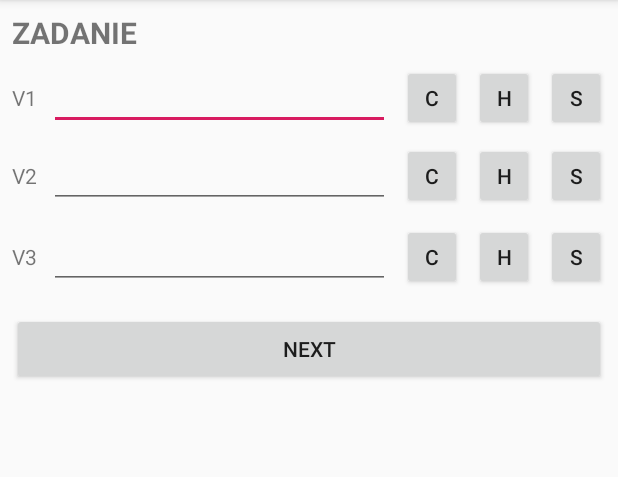
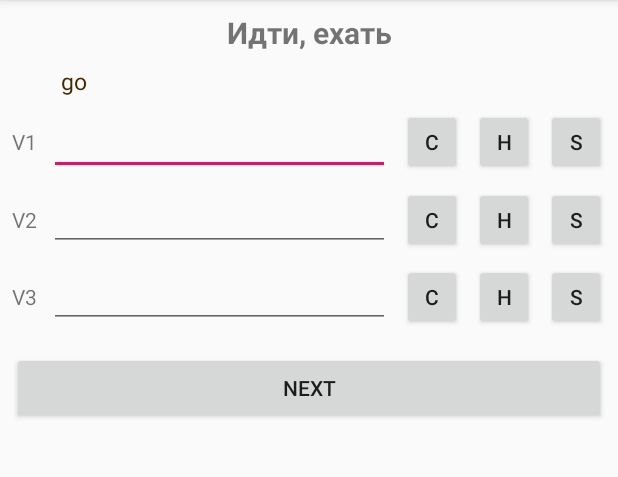
Before and after one commit to EW8S/100irregularverbs, an Android app: the WorkActivity screen opened directly, with no data from a screen before it, after a tap on "NEXT", on a phone screen of 412 x 824 dp, the part 84-561 px from its top. Run offline under Robolectric (Android 15) with nearby library versions, the phone set to English and light mode, and no system bars; 2 other taps on this screen came first.

Commit message:
saturday 10_08_19 17_02

```diff
--- a/app/src/main/java/com/example/a100irregularverbs/UI/mainActivity/MainPresenter.kt
+++ b/app/src/main/java/com/example/a100irregularverbs/UI/mainActivity/MainPresenter.kt
@@ -22,8 +22,8 @@ class MainPresenter(context: Context, callback: IMainActivity):IMainActivity {
     fun btn_click(posSpinner:Int) {
         println("MainPresenter pos = $posSpinner")
         work.selectPositionTask = posSpinner
-        val intent = Intent(context, WorkActivity::class.java)
-        context.startActivity(intent)
+        work.startWorkActivity(posSpinner)
+
     }
 
     override fun setSwEnAudio(state: Boolean) {
--- a/app/src/main/java/com/example/a100irregularverbs/UI/workActivity/IWorkActivity.kt
+++ b/app/src/main/java/com/example/a100irregularverbs/UI/workActivity/IWorkActivity.kt
@@ -1,4 +1,7 @@
 package com.example.a100irregularverbs.UI.workActivity
 
+import com.example.a100irregularverbs.model.pojo.ItemTask
+
 interface IWorkActivity {
+    fun showNewTask(taskItem: ItemTask)
 }
--- a/app/src/main/java/com/example/a100irregularverbs/UI/workActivity/WorkActivity.kt
+++ b/app/src/main/java/com/example/a100irregularverbs/UI/workActivity/WorkActivity.kt
@@ -4,6 +4,7 @@ import androidx.appcompat.app.AppCompatActivity
 import android.os.Bundle
 import android.view.View
 import com.example.a100irregularverbs.R
+import com.example.a100irregularverbs.model.pojo.ItemTask
 import kotlinx.android.synthetic.main.activity_work.*
 
 class WorkActivity : AppCompatActivity(), IWorkActivity, View.OnClickListener {
@@ -40,11 +41,33 @@ class WorkActivity : AppCompatActivity(), IWorkActivity, View.OnClickListener {
 
     override fun onResume() {
         super.onResume()
-        if(tv_task.text.equals(resources.getString(R.string.text_tv_task)))
-            workPresenter?.getTask()
+//        if(tv_task.text.equals(resources.getString(R.string.text_tv_task)))
+//            workPresenter?.getTask()
     }
 
-    //Проверка
+    override fun showNewTask(taskItem: ItemTask) {
+        tv_task.text = taskItem.ru
+        tv_help_1.text = taskItem.v1
+        tv_help_2.text = taskItem.v2
+        tv_help_3.text = taskItem.v3
+
+        tv_help_1.visibility = View.GONE
+        tv_help_2.visibility = View.GONE
+        tv_help_3.visibility = View.GONE
+
+        ed_enter_v1.setText("")
+        ed_enter_v2.setText("")
+        ed_enter_v3.setText("")
+
+        ed_enter_v1.setTextAppearance(R.style.edit_default)
+        ed_enter_v2.setTextAppearance(R.style.edit_default)
+        ed_enter_v3.setTextAppearance(R.style.edit_default)
+
+        ed_enter_v1.setFocusableInTouchMode(true)
+        ed_enter_v1.requestFocus()
+
+    }
+//Проверка
 
     //Демонстрация ошибки
 
--- a/app/src/main/java/com/example/a100irregularverbs/UI/workActivity/WorkPresenter.kt
+++ b/app/src/main/java/com/example/a100irregularverbs/UI/workActivity/WorkPresenter.kt
@@ -2,23 +2,110 @@ package com.example.a100irregularverbs.UI.workActivity
 
 import android.content.Context
 import android.view.View
+import android.widget.EditText
+import android.widget.TextView
+import com.example.a100irregularverbs.R
+import com.example.a100irregularverbs.model.pojo.ItemTask
 import com.example.a100irregularverbs.model.work.Work
+import kotlinx.android.synthetic.main.activity_work.*
+import kotlinx.android.synthetic.main.activity_work.view.*
+import kotlinx.android.synthetic.main.activity_work.view.ed_enter_v1
 
 class WorkPresenter(context: Context, callback: IWorkActivity):IWorkActivity {
 
-    val context: Context
-    val callback: IWorkActivity
-    var work: Work
+    private val context: Context
+    private val callback: IWorkActivity
+    private var work: Work
+    private var workActivity:WorkActivity
+
 
     init {
         this.context = context
+        this.workActivity = context as WorkActivity
         this.callback = callback
         work = Work.getInstance(context)
         work.setWorkCallback(this)
-
+        work.getTask()
     }
 
+    fun comparateField(p0:EditText, p1:TextView):Boolean{
+        if(p0.text.toString().toUpperCase().equals(
+                p1.text.toString().toUpperCase()
+            )){
+            p0.setTextAppearance(R.style.edit_ok)
+            p1.visibility=View.GONE
+            return true
+        }else{
+            p0.setTextAppearance(R.style.edit_error)
+            p1.visibility=View.VISIBLE
+            p1.setTextAppearance(R.style.help)
+            return false
+        }
+    }
+
+    fun help(p0:TextView){
+        p0.visibility = View.VISIBLE
+        p0.setTextAppearance(R.style.help)
+    }
+
+    fun next(){
+        if(comparateField(workActivity.ed_enter_v1, workActivity.tv_help_1) &&
+            comparateField(workActivity.ed_enter_v2, workActivity.tv_help_2) &&
+                comparateField(workActivity.ed_enter_v3, workActivity.tv_help_3)){
+                    work.getTask()
+        }
+    }
+
+    //Обработка нажатия кнопки, смотри WorkActivity
     fun pressAnyButton(v: View?){
+
+        when(v!!.id){
+            R.id.btn_check_v1->{
+                comparateField(workActivity.ed_enter_v1, workActivity.tv_help_1)
+                println("Кликнули на кнопку C для V1")
+            }
+
+            R.id.btn_check_v2->{
+                comparateField(workActivity.ed_enter_v2, workActivity.tv_help_2)
+                println("Кликнули на кнопку C для V2")
+            }
+
+            R.id.btn_check_v3->{
+                comparateField(workActivity.ed_enter_v3, workActivity.tv_help_3)
+                println("Кликнули на кнопку C для V3")
+            }
+
+            R.id.btn_hepl_v1->{
+                help(workActivity.tv_help_1)
+            }
+
+            R.id.btn_hepl_v2->{
+                help(workActivity.tv_help_2)
+            }
+
+            R.id.btn_hepl_v3->{
+                help(workActivity.tv_help_3)
+            }
+
+            R.id.btn_sound_v1->{
+
+            }
+
+            R.id.btn_sound_v2->{
+
+            }
+
+            R.id.btn_sound_v3->{
+
+            }
+            R.id.btn_next_task ->{
+                next()
+            }
+
+            else -> {
+
+            }
+        }
         println("Pressed button id ${v?.id}")
     }
 
@@ -26,8 +113,7 @@ class WorkPresenter(context: Context, callback: IWorkActivity):IWorkActivity {
 
     }
 
-    fun getTask(){
-        //work.get
+    override fun showNewTask(taskItem: ItemTask) {
+        callback.showNewTask(taskItem)
     }
-
 }
--- a/app/src/main/java/com/example/a100irregularverbs/model/work/Work.kt
+++ b/app/src/main/java/com/example/a100irregularverbs/model/work/Work.kt
@@ -1,8 +1,10 @@
 package com.example.a100irregularverbs.model.work
 
 import android.content.Context
+import android.content.Intent
 import com.example.a100irregularverbs.UI.mainActivity.IMainActivity
 import com.example.a100irregularverbs.UI.workActivity.IWorkActivity
+import com.example.a100irregularverbs.UI.workActivity.WorkActivity
 import com.example.a100irregularverbs.model.pojo.TaskObject
 import com.example.a100irregularverbs.model.repository.ReadJsonFromAssets
 
@@ -11,7 +13,10 @@ class Work {
     var readJsonFromAssets: ReadJsonFromAssets
     var context: Context
     var listTask: TaskObject? = null
-    var selectPositionTask: Int = -1
+    var selectPositionTask: Int = -1    //Задается из MainActivity
+    private var begin:Int = 0   //Используется в WorkActivity, задает точку смещения в коллекции при выводе тасков
+    private var size:Int = 0    //Используется в WorkActivity, задает количество вопросов из коллекции при выводе тасков
+    private var countTask:Int = 0    //Используется в WorkActivity, счетчик тасков при последовательно вызове (без Random)
 
     var mainActivityCallback: IMainActivity? = null
     var workActivityCallback: IWorkActivity? = null
@@ -21,6 +26,7 @@ class Work {
         readJsonFromAssets = ReadJsonFromAssets(context)
     }
 
+    //Получение объекта со списком задач из GSON
     fun getListTask() {
         listTask = readJsonFromAssets.getTaskObject()
     }
@@ -31,6 +37,32 @@ class Work {
 
     fun setWorkCallback(callback: IWorkActivity) {
         workActivityCallback = callback
+    }
+
+    fun startWorkActivity(pos:Int){
+        selectPositionTask = pos
+        countTask = 0
+        val intent = Intent(context, WorkActivity::class.java)
+        context.startActivity(intent)
+    }
+
+    fun getTask(){
+
+        var diapazon = when(selectPositionTask){
+            0, 1, 2, 3 -> Pair(20*selectPositionTask, 20)
+            4 -> Pair(20*selectPositionTask, 25)
+            else -> { // Note the block
+                Pair(0, 105)
+            }
+        }
+
+        //Засылаем в презентор таск
+        workActivityCallback?.showNewTask(listTask!!.list[diapazon.first+countTask])
+        if(countTask < diapazon.second) countTask++
+        else countTask = 0
+
+
+        println("EW8S begin=$begin and size=$size")
     }
 
     companion object Factory {
--- a/app/src/main/res/layout/activity_work.xml
+++ b/app/src/main/res/layout/activity_work.xml
@@ -9,15 +9,15 @@
 
     <TextView
             android:text="@string/text_tv_task"
-            android:layout_width="0dp"
+            android:layout_width="wrap_content"
             android:layout_height="wrap_content"
-            app:layout_constraintStart_toStartOf="parent"
             app:layout_constraintEnd_toEndOf="parent"
             android:id="@+id/tv_task"
             android:layout_marginTop="8dp"
             app:layout_constraintTop_toTopOf="parent"
-            style="@style/text_task" app:layout_constraintHorizontal_bias="0.111" android:layout_marginLeft="8dp"
-            android:layout_marginStart="8dp" android:layout_marginRight="8dp" android:layout_marginEnd="8dp"/>
+            style="@style/text_task"
+            app:layout_constraintStart_toStartOf="parent"
+    />
     <TextView
             android:text="@string/text_tv_v1"
             android:layout_width="wrap_content"
@@ -36,7 +36,7 @@
             android:autofillHints=""
             app:layout_constraintBaseline_toBaselineOf="@+id/btn_check_v1"
             android:layout_marginEnd="8dp" app:layout_constraintEnd_toStartOf="@+id/btn_check_v1"
-            android:layout_marginRight="8dp"/>
+            android:layout_marginRight="8dp" />
     <Button
             android:text="@string/text_btn_check"
             android:layout_width="40dp"
@@ -144,10 +144,15 @@
             android:text="@string/text_btn_next_task"
             android:layout_width="0dp"
             android:layout_height="wrap_content"
-            app:layout_constraintStart_toStartOf="parent" app:layout_constraintEnd_toEndOf="parent"
-            android:id="@+id/btn_next_task" android:layout_marginRight="8dp" android:layout_marginEnd="8dp"
-            android:layout_marginLeft="8dp" android:layout_marginStart="8dp"
-            android:layout_marginTop="16dp" app:layout_constraintTop_toBottomOf="@+id/ed_enter_v3"/>
+            app:layout_constraintStart_toStartOf="parent"
+            app:layout_constraintEnd_toEndOf="parent"
+            android:id="@+id/btn_next_task"
+            android:layout_marginRight="8dp"
+            android:layout_marginEnd="8dp"
+            android:layout_marginLeft="8dp"
+            android:layout_marginStart="8dp"
+            android:layout_marginTop="16dp"
+            app:layout_constraintTop_toBottomOf="@+id/ed_enter_v3"/>
     <TextView
             android:text="H1"
             android:layout_width="wrap_content"
@@ -156,20 +161,28 @@
             android:layout_marginTop="8dp"
             app:layout_constraintTop_toBottomOf="@+id/tv_task"
             app:layout_constraintStart_toStartOf="@+id/ed_enter_v1"
-            android:layout_marginLeft="8dp" android:layout_marginStart="8dp" android:visibility="gone"/>
+            android:layout_marginLeft="8dp"
+            android:layout_marginStart="8dp"
+            android:visibility="gone"/>
     <TextView
             android:text="H2"
             android:layout_width="wrap_content"
             android:layout_height="wrap_content"
-            android:id="@+id/tv_help_2" app:layout_constraintStart_toStartOf="@+id/ed_enter_v2"
-            android:layout_marginTop="8dp" app:layout_constraintTop_toBottomOf="@+id/btn_check_v1"
-            android:layout_marginStart="8dp" android:layout_marginLeft="8dp" android:visibility="gone"/>
+            android:id="@+id/tv_help_2"
+            app:layout_constraintStart_toStartOf="@+id/ed_enter_v2"
+            android:layout_marginTop="8dp"
+            app:layout_constraintTop_toBottomOf="@+id/btn_check_v1"
+            android:layout_marginStart="8dp"
+            android:layout_marginLeft="8dp"
+            android:visibility="gone"/>
     <TextView
             android:text="H3"
             android:layout_width="wrap_content"
             android:layout_height="wrap_content"
             android:id="@+id/tv_help_3" android:layout_marginTop="8dp"
             app:layout_constraintTop_toBottomOf="@+id/btn_check_v2"
-            app:layout_constraintStart_toStartOf="@+id/ed_enter_v3" android:layout_marginLeft="8dp"
-            android:layout_marginStart="8dp" android:visibility="gone"/>
+            app:layout_constraintStart_toStartOf="@+id/ed_enter_v3"
+            android:layout_marginLeft="8dp"
+            android:layout_marginStart="8dp"
+            android:visibility="gone"/>
 </androidx.constraintlayout.widget.ConstraintLayout>
--- a/app/src/main/res/values/colors.xml
+++ b/app/src/main/res/values/colors.xml
@@ -3,4 +3,6 @@
     <color name="colorPrimary">#008577</color>
     <color name="colorPrimaryDark">#00574B</color>
     <color name="colorAccent">#D81B60</color>
+    <color name="Brown">#482b00</color>
+    <color name="Black">#000000</color>
 </resources>
--- a/app/src/main/res/values/styles.xml
+++ b/app/src/main/res/values/styles.xml
@@ -13,4 +13,27 @@
         <item name="android:textStyle">bold</item>
     </style>
 
+    <style name="edit_ok">
+        <item name="android:textSize">20sp</item>
+        <item name="android:textStyle">bold</item>
+        <item name="android:textColor">@color/colorPrimary</item>
+    </style>
+
+    <style name="edit_error">
+        <item name="android:textSize">20sp</item>
+        <item name="android:textStyle">bold</item>
+        <item name="android:textColor">@color/colorAccent</item>
+    </style>
+
+    <style name="help">
+        <item name="android:textSize">15sp</item>
+        <item name="android:textColor">@color/Brown</item>
+    </style>
+
+    <style name="edit_default">
+        <item name="android:textSize">15sp</item>
+        <item name="android:textColor">@color/Black</item>
+        <item name="android:textStyle">normal</item>
+    </style>
+
 </resources>
```
